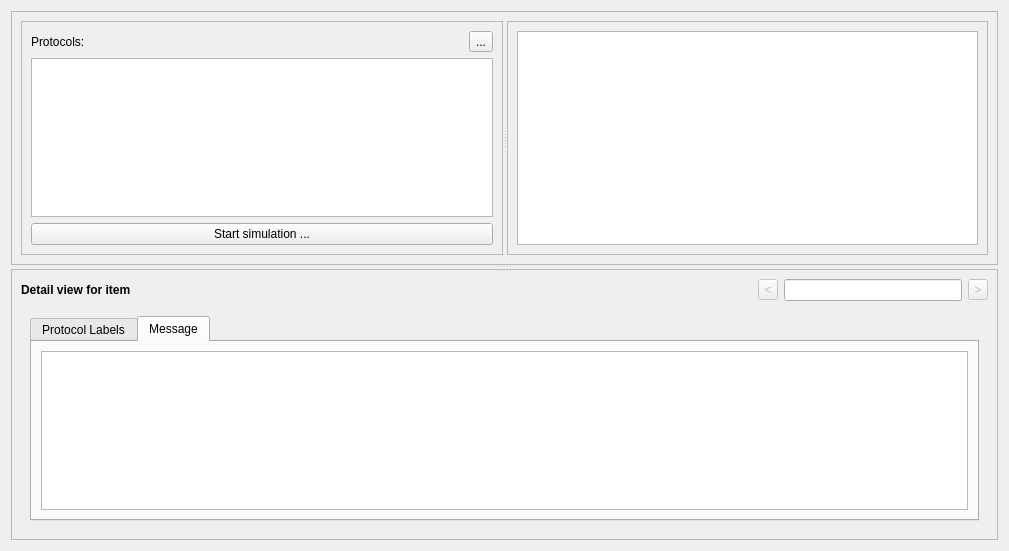
This is ui/simulator.ui in jopohl/urh as Qt 5 draws it before an edit. The edited form follows.
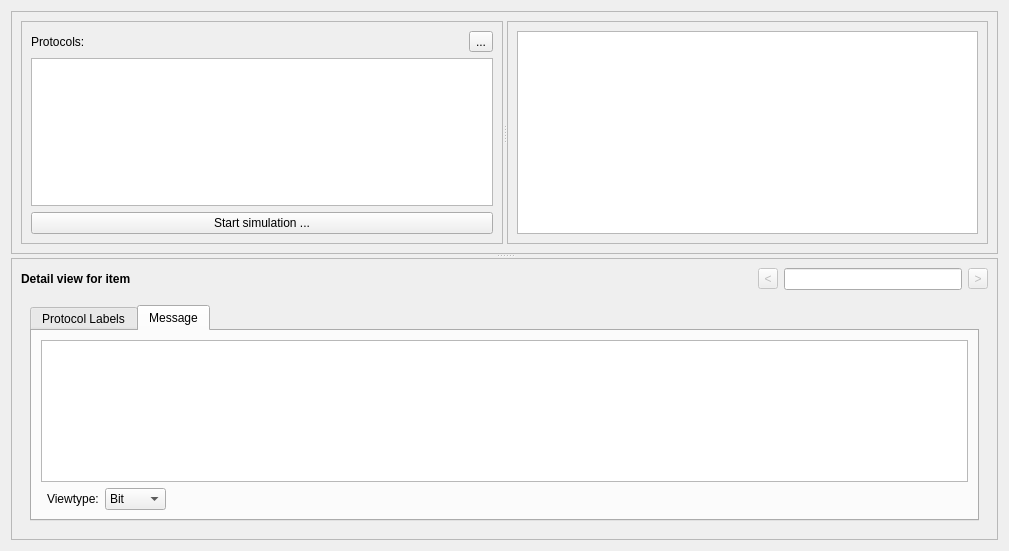
This is the edited form. The open tabs and pages were chosen to show the change. Icons and pictures are not drawn. Custom widgets are drawn as their Qt base class.

Commit message: make viewtype selectable

Patch:
```diff
--- a/ui/simulator.ui
+++ b/ui/simulator.ui
@@ -277,7 +277,46 @@
                <string>Message</string>
               </attribute>
               <layout class="QGridLayout" name="gridLayout_6">
-               <item row="0" column="0">
+               <item row="1" column="2">
+                <widget class="QComboBox" name="cbViewType">
+                 <item>
+                  <property name="text">
+                   <string>Bit</string>
+                  </property>
+                 </item>
+                 <item>
+                  <property name="text">
+                   <string>Hex</string>
+                  </property>
+                 </item>
+                 <item>
+                  <property name="text">
+                   <string>ASCII</string>
+                  </property>
+                 </item>
+                </widget>
+               </item>
+               <item row="1" column="1">
+                <widget class="QLabel" name="label_5">
+                 <property name="text">
+                  <string>Viewtype:</string>
+                 </property>
+                </widget>
+               </item>
+               <item row="1" column="3">
+                <spacer name="horizontalSpacer_4">
+                 <property name="orientation">
+                  <enum>Qt::Horizontal</enum>
+                 </property>
+                 <property name="sizeHint" stdset="0">
+                  <size>
+                   <width>40</width>
+                   <height>20</height>
+                  </size>
+                 </property>
+                </spacer>
+               </item>
+               <item row="0" column="0" colspan="4">
                 <widget class="SimulatorMessageTableView" name="tblViewMessage">
                  <attribute name="verticalHeaderVisible">
                   <bool>false</bool>
```
The commit also changes 2 other files.
